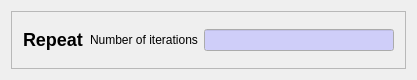
Qt form copasi/UI/CScanWidgetRepeat.ui (copasi/COPASI) before a commit.
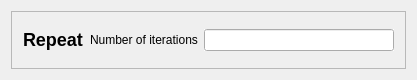
The same form after that commit.

```diff
--- a/copasi/UI/CScanWidgetRepeat.ui
+++ b/copasi/UI/CScanWidgetRepeat.ui
@@ -115,7 +115,48 @@
        </widget>
       </item>
       <item>
-       <widget class="QLineEdit" name="lineEditNumber" />
+       <widget class="QLineEdit" name="lineEditNumber" >
+        <property name="palette" >
+         <palette>
+          <active>
+           <colorrole role="Base" >
+            <brush brushstyle="SolidPattern" >
+             <color alpha="255" >
+              <red>255</red>
+              <green>255</green>
+              <blue>255</blue>
+             </color>
+            </brush>
+           </colorrole>
+          </active>
+          <inactive>
+           <colorrole role="Base" >
+            <brush brushstyle="SolidPattern" >
+             <color alpha="255" >
+              <red>255</red>
+              <green>255</green>
+              <blue>255</blue>
+             </color>
+            </brush>
+           </colorrole>
+          </inactive>
+          <disabled>
+           <colorrole role="Base" >
+            <brush brushstyle="SolidPattern" >
+             <color alpha="255" >
+              <red>212</red>
+              <green>208</green>
+              <blue>200</blue>
+             </color>
+            </brush>
+           </colorrole>
+          </disabled>
+         </palette>
+        </property>
+        <property name="autoFillBackground" >
+         <bool>true</bool>
+        </property>
+       </widget>
       </item>
      </layout>
     </widget>
```
Left out of the diff: 4 changed lines with no effect on the pictures.
